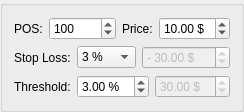
Above: src/main/ui/order_entry_level.ui from InfiniteHelios/auto-order-TWS-api-demo-app before the change. Below: the same form after it.
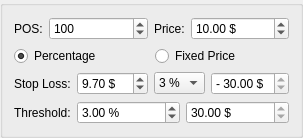
That is the form after the change.

Commit message: Implemented OrderEntryLevel

The edit to the form file:
```diff
--- a/src/main/ui/order_entry_level.ui
+++ b/src/main/ui/order_entry_level.ui
@@ -6,16 +6,10 @@
    <rect>
     <x>0</x>
     <y>0</y>
-    <width>227</width>
-    <height>98</height>
+    <width>265</width>
+    <height>129</height>
    </rect>
   </property>
-  <property name="sizePolicy">
-   <sizepolicy hsizetype="Maximum" vsizetype="Maximum">
-    <horstretch>0</horstretch>
-    <verstretch>0</verstretch>
-   </sizepolicy>
-  </property>
   <layout class="QVBoxLayout" name="verticalLayout">
    <item>
     <layout class="QHBoxLayout" name="horizontalLayout">
@@ -85,6 +79,27 @@
      </item>
     </layout>
    </item>
+   <item>
+    <layout class="QHBoxLayout" name="horizontalLayout_3">
+     <item>
+      <widget class="QRadioButton" name="radPercentage">
+       <property name="text">
+        <string>Percentage</string>
+       </property>
+       <property name="checked">
+        <bool>true</bool>
+       </property>
+      </widget>
+     </item>
+     <item>
+      <widget class="QRadioButton" name="radFixedPrice">
+       <property name="text">
+        <string>Fixed Price</string>
+       </property>
+      </widget>
+     </item>
+    </layout>
+   </item>
    <item>
     <layout class="QHBoxLayout" name="horizontalLayout_2">
      <item>
@@ -100,6 +115,28 @@
        </property>
       </widget>
      </item>
+     <item>
+      <widget class="QDoubleSpinBox" name="spnStopLossPrice">
+       <property name="sizePolicy">
+        <sizepolicy hsizetype="Expanding" vsizetype="Fixed">
+         <horstretch>0</horstretch>
+         <verstretch>0</verstretch>
+        </sizepolicy>
+       </property>
+       <property name="suffix">
+        <string> $</string>
+       </property>
+       <property name="maximum">
+        <double>9999.000000000000000</double>
+       </property>
+       <property name="singleStep">
+        <double>0.010000000000000</double>
+       </property>
+       <property name="value">
+        <double>9.699999999999999</double>
+       </property>
+      </widget>
+     </item>
      <item>
       <widget class="QComboBox" name="cmbStopLoss">
        <property name="sizePolicy">
@@ -141,16 +178,16 @@
       </widget>
      </item>
      <item>
-      <widget class="QDoubleSpinBox" name="spnStopLossPrice">
-       <property name="enabled">
-        <bool>false</bool>
-       </property>
+      <widget class="QDoubleSpinBox" name="spnLoss">
        <property name="sizePolicy">
         <sizepolicy hsizetype="Expanding" vsizetype="Fixed">
          <horstretch>0</horstretch>
          <verstretch>0</verstretch>
         </sizepolicy>
        </property>
+       <property name="readOnly">
+        <bool>true</bool>
+       </property>
        <property name="prefix">
         <string>- </string>
        </property>
@@ -209,15 +246,15 @@
      </item>
      <item>
       <widget class="QDoubleSpinBox" name="spnThresholdPrice">
-       <property name="enabled">
-        <bool>false</bool>
-       </property>
        <property name="sizePolicy">
         <sizepolicy hsizetype="Expanding" vsizetype="Fixed">
          <horstretch>0</horstretch>
          <verstretch>0</verstretch>
         </sizepolicy>
        </property>
+       <property name="readOnly">
+        <bool>true</bool>
+       </property>
        <property name="suffix">
         <string> $</string>
        </property>
@@ -234,6 +271,19 @@
      </item>
     </layout>
    </item>
+   <item>
+    <spacer name="verticalSpacer">
+     <property name="orientation">
+      <enum>Qt::Vertical</enum>
+     </property>
+     <property name="sizeHint" stdset="0">
+      <size>
+       <width>20</width>
+       <height>40</height>
+      </size>
+     </property>
+    </spacer>
+   </item>
   </layout>
  </widget>
  <resources/>
```
Left out of the diff: 4 changed lines with no effect on the pictures. The commit also changes 5 other files.
